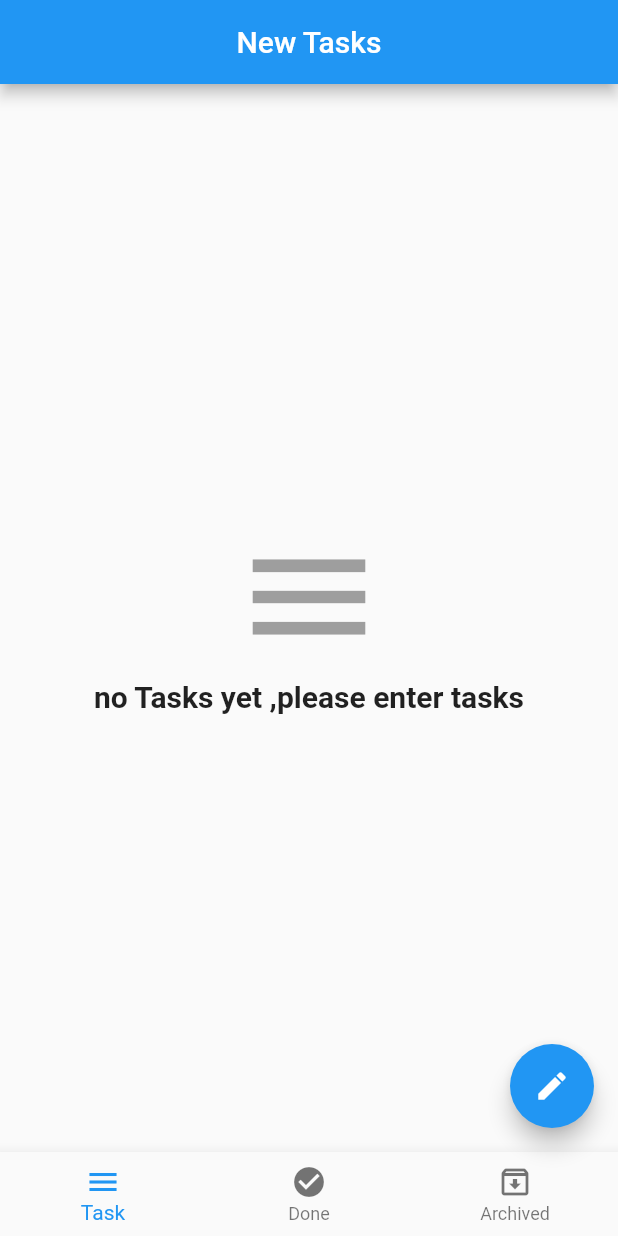
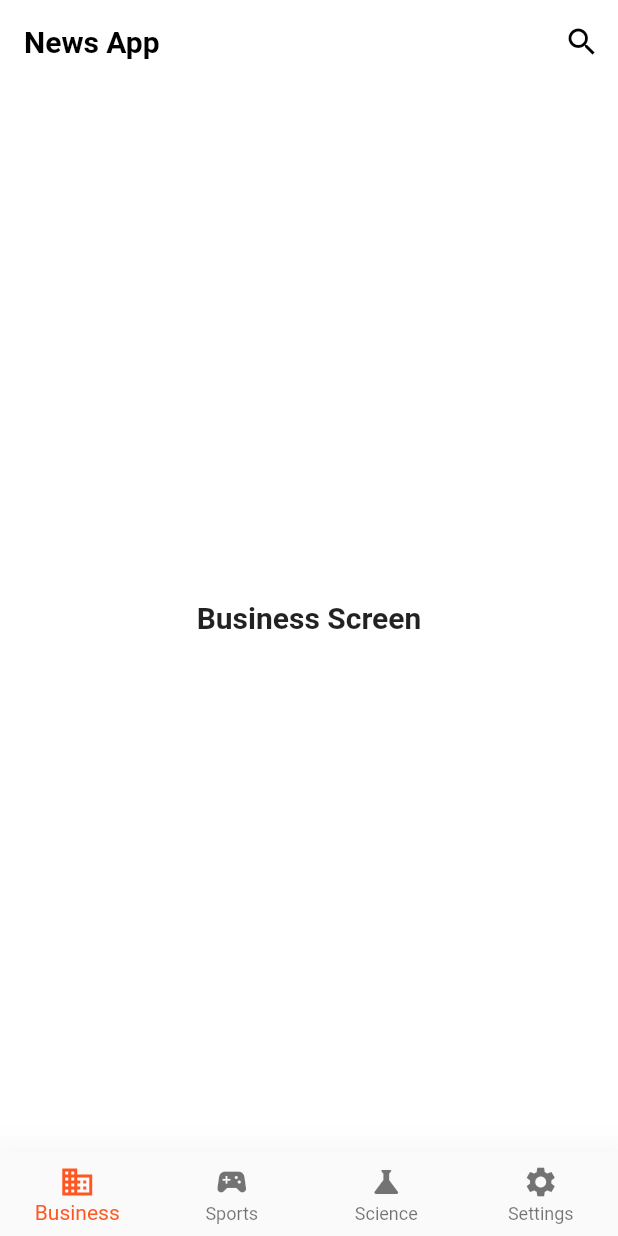
Before and after one commit to ahmedashraf722/FlutterApp, a Flutter app: the screen it shows after launch, on a phone screen of 412 x 824 dp. Run offline on Flutter 3.47's test engine with Material 2 defaults, Android fonts, the phone set to English and light mode, and no system bars; our stand-ins replace bloc, flutter_bloc, sqflite; accounts and stored records are empty.

Commit message:
News App Themes

```diff
--- /dev/null
+++ b/lib/layout/news_app/cubit/cubti.dart
@@ -0,0 +1,47 @@
+import 'package:bloc/bloc.dart';
+import 'package:flutter/material.dart';
+import 'package:flutter_bloc/flutter_bloc.dart';
+import 'package:new_flutter2/layout/news_app/cubit/states.dart';
+import 'package:new_flutter2/modules/news_app_modules/business/business_screen.dart';
+import 'package:new_flutter2/modules/news_app_modules/science/science_screen.dart';
+import 'package:new_flutter2/modules/news_app_modules/settings_screen/settings_screen.dart';
+import 'package:new_flutter2/modules/news_app_modules/sports/sports_screen.dart';
+
+class NewsCubit extends Cubit<NewsState> {
+  NewsCubit() : super(NewsInitialState());
+
+  static NewsCubit get(BuildContext context) => BlocProvider.of(context);
+
+  int currentIndex = 0;
+
+  List screens = const [
+    BusinessScreen(),
+    SportsScreen(),
+    ScienceScreen(),
+    SettingsScreen(),
+  ];
+
+  List<BottomNavigationBarItem> bottomNavigationBarItem = const [
+    BottomNavigationBarItem(
+      icon: Icon(Icons.business),
+      label: 'Business',
+    ),
+    BottomNavigationBarItem(
+      icon: Icon(Icons.sports_esports),
+      label: 'Sports',
+    ),
+    BottomNavigationBarItem(
+      icon: Icon(Icons.science),
+      label: 'Science',
+    ),
+    BottomNavigationBarItem(
+      icon: Icon(Icons.settings),
+      label: 'Settings',
+    ),
+  ];
+
+  void changeIndexBottom(int index) {
+    currentIndex = index;
+    emit(NewsChangeBottomNavBarState());
+  }
+}
--- /dev/null
+++ b/lib/layout/news_app/cubit/states.dart
@@ -0,0 +1,5 @@
+abstract class NewsState {}
+
+class NewsInitialState extends NewsState {}
+
+class NewsChangeBottomNavBarState extends NewsState {}
--- a/lib/layout/news_app/news_layout.dart
+++ b/lib/layout/news_app/news_layout.dart
@@ -0,0 +1,44 @@
+import 'package:flutter/material.dart';
+import 'package:flutter_bloc/flutter_bloc.dart';
+import 'package:new_flutter2/layout/news_app/cubit/cubti.dart';
+import 'package:new_flutter2/layout/news_app/cubit/states.dart';
+
+class NewsApp extends StatelessWidget {
+  const NewsApp({Key? key}) : super(key: key);
+
+  @override
+  Widget build(BuildContext context) {
+    return BlocProvider(
+      create: (context) => NewsCubit(),
+      child: BlocConsumer<NewsCubit, NewsState>(
+        listener: (context, state) {},
+        builder: (context, state) {
+          var cubit = NewsCubit.get(context);
+          return Scaffold(
+            appBar: AppBar(
+              title: const Text(
+                'News App',
+              ),
+              actions: [
+                IconButton(
+                  onPressed: () {},
+                  icon: const Icon(
+                    Icons.search,
+                  ),
+                ),
+              ],
+            ),
+            bottomNavigationBar: BottomNavigationBar(
+              currentIndex: cubit.currentIndex,
+              onTap: (index) {
+                cubit.changeIndexBottom(index);
+              },
+              items: cubit.bottomNavigationBarItem,
+            ),
+            body: cubit.screens[cubit.currentIndex],
+          );
+        },
+      ),
+    );
+  }
+}
--- a/lib/main.dart
+++ b/lib/main.dart
@@ -1,6 +1,7 @@
 import 'package:bloc/bloc.dart';
 import 'package:flutter/material.dart';
-import 'package:new_flutter2/layout/todo_app/todo_layout_bottom_bar.dart';
+import 'package:flutter/services.dart';
+import 'package:new_flutter2/layout/news_app/news_layout.dart';
 import 'package:new_flutter2/shared/bloc_observer.dart';
 
 void main() {
@@ -14,8 +15,32 @@ class MyApp extends StatelessWidget {
 
   @override
   Widget build(BuildContext context) {
-    return const MaterialApp(
-      home: HomeLayout(),
+    return MaterialApp(
+      theme: ThemeData(
+        scaffoldBackgroundColor: Colors.white,
+        appBarTheme: const AppBarTheme(
+          systemOverlayStyle: SystemUiOverlayStyle(
+            statusBarColor: Colors.white,
+            statusBarIconBrightness: Brightness.dark,
+          ),
+          backgroundColor: Colors.white,
+          elevation: 0.0,
+          titleTextStyle: TextStyle(
+            color: Colors.black,
+            fontSize: 20.0,
+            fontWeight: FontWeight.bold,
+          ),
+          iconTheme: IconThemeData(
+            color: Colors.black,
+          ),
+        ),
+        bottomNavigationBarTheme: const BottomNavigationBarThemeData(
+          type: BottomNavigationBarType.fixed,
+          selectedItemColor: Colors.deepOrange,
+          elevation: 25.0,
+        )
+      ),
+      home: const NewsApp(),
     );
   }
 }
--- /dev/null
+++ b/lib/modules/news_app_modules/business/business_screen.dart
@@ -0,0 +1,18 @@
+import 'package:flutter/material.dart';
+
+class BusinessScreen extends StatelessWidget {
+  const BusinessScreen({Key? key}) : super(key: key);
+
+  @override
+  Widget build(BuildContext context) {
+    return const Center(
+      child: Text(
+        'Business Screen',
+        style: TextStyle(
+          fontSize: 20.0,
+          fontWeight: FontWeight.bold,
+        ),
+      ),
+    );
+  }
+}
```
Also changed, not shown: lib/modules/news_app_modules/science/science_screen.dart (added, +18 -0 lines), lib/modules/news_app_modules/settings_screen/settings_screen.dart (added, +18 -0 lines), lib/modules/news_app_modules/sports/sports_screen.dart (added, +18 -0 lines).
